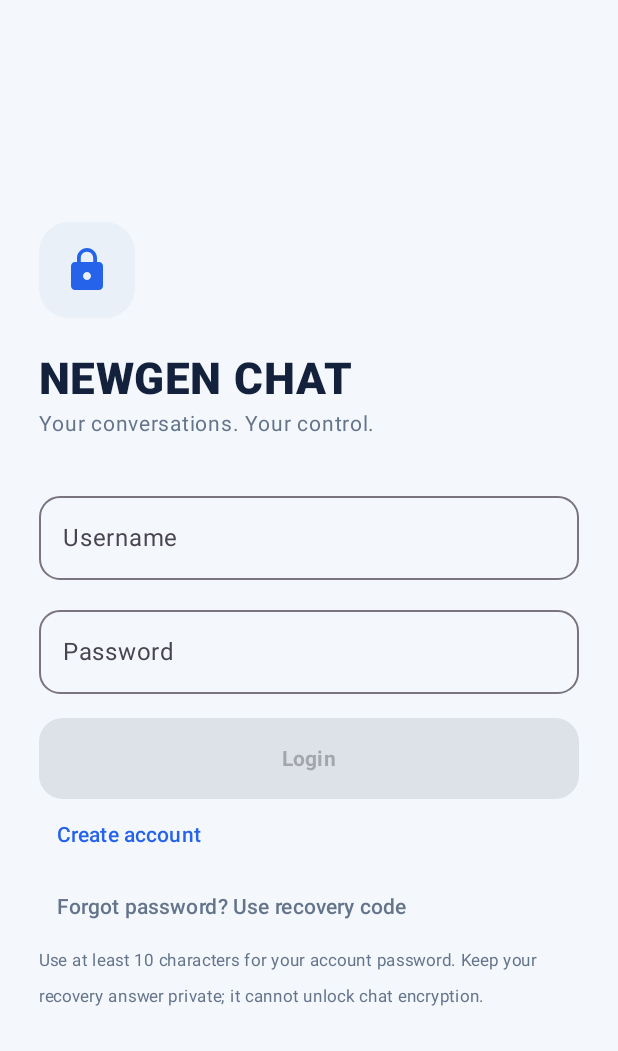
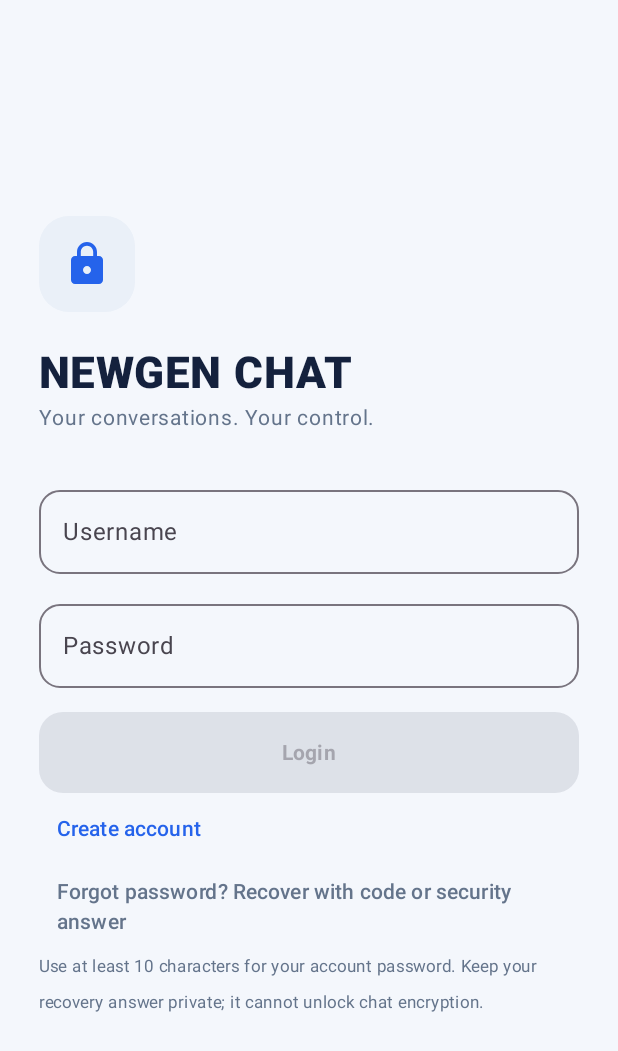
Before and after one commit to princetyagi1424/NEWGEN-CHAT, an Android app built with Jetpack Compose: the screen it shows after launch (MainActivity), on a phone screen of 412 x 824 dp. Shown: the top 1051 px of the screen. Run offline under Robolectric (Android 15) with nearby library versions, the phone set to English and light mode, and no system bars; pictures from the network do not load.

Commit message:
Fix security-question recovery form and clarify recovery choices

```diff
--- a/app/src/main/java/com/newgenchat/app/MainActivity.kt
+++ b/app/src/main/java/com/newgenchat/app/MainActivity.kt
@@ -212,7 +212,10 @@ private fun WelcomeScreen(onAuthenticated: (AuthSession) -> Unit) {
         Spacer(Modifier.height(12.dp))
 
         if (recoverMode) {
-            OutlinedTextField(value = recoveryCode, onValueChange = { recoveryCode = it.trim() }, modifier = Modifier.fillMaxWidth(), label = { Text("One-time recovery code") }, singleLine = true)
+            Text("Recover with your saved recovery code OR your security answer.", color = Muted, fontSize = 12.sp)
+            OutlinedTextField(value = recoveryCode, onValueChange = { recoveryCode = it.trim() }, modifier = Modifier.fillMaxWidth(), label = { Text("One-time recovery code (optional)") }, singleLine = true)
+            Text("OR · What was the name of your first school?", color = White, fontSize = 12.sp, fontWeight = FontWeight.SemiBold)
+            OutlinedTextField(value = securityAnswer, onValueChange = { securityAnswer = it }, modifier = Modifier.fillMaxWidth(), label = { Text("Security answer (optional)") }, singleLine = true)
             Spacer(Modifier.height(12.dp))
             OutlinedTextField(value = newPassword, onValueChange = { newPassword = it }, modifier = Modifier.fillMaxWidth(), label = { Text("New password") }, visualTransformation = PasswordVisualTransformation(), singleLine = true)
         } else {
@@ -222,9 +225,6 @@ private fun WelcomeScreen(onAuthenticated: (AuthSession) -> Unit) {
                 Text("Account recovery question", color = Muted, fontSize = 12.sp)
                 Text("What was the name of your first school?", color = White, fontWeight = FontWeight.SemiBold, fontSize = 13.sp)
                 OutlinedTextField(value = securityAnswer, onValueChange = { securityAnswer = it }, modifier = Modifier.fillMaxWidth(), label = { Text("Your answer (case-insensitive)") }, singleLine = true, shape = RoundedCornerShape(14.dp))
-            }
-            if (recoverMode) {
-                OutlinedTextField(value = securityAnswer, onValueChange = { securityAnswer = it }, modifier = Modifier.fillMaxWidth(), label = { Text("Answer: What was the name of your first school?") }, singleLine = true)
             }
         }
         Spacer(Modifier.height(16.dp))
@@ -271,7 +271,7 @@ private fun WelcomeScreen(onAuthenticated: (AuthSession) -> Unit) {
             }
         }
         TextButton(onClick = { recoverMode = !recoverMode; error = null; info = null }) {
-            Text(if (recoverMode) "Back to login" else "Forgot password? Use recovery code", color = Muted)
+            Text(if (recoverMode) "Back to login" else "Forgot password? Recover with code or security answer", color = Muted)
         }
         Text("Use at least 10 characters for your account password. Keep your recovery answer private; it cannot unlock chat encryption.", color = Muted, fontSize = 11.sp)
     }
```
